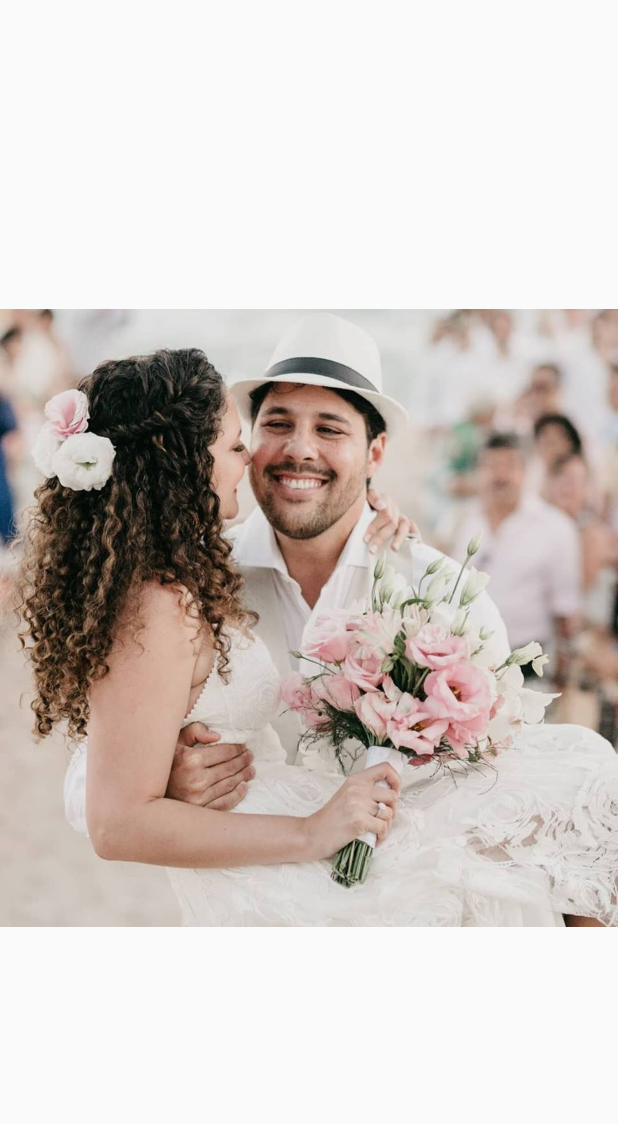
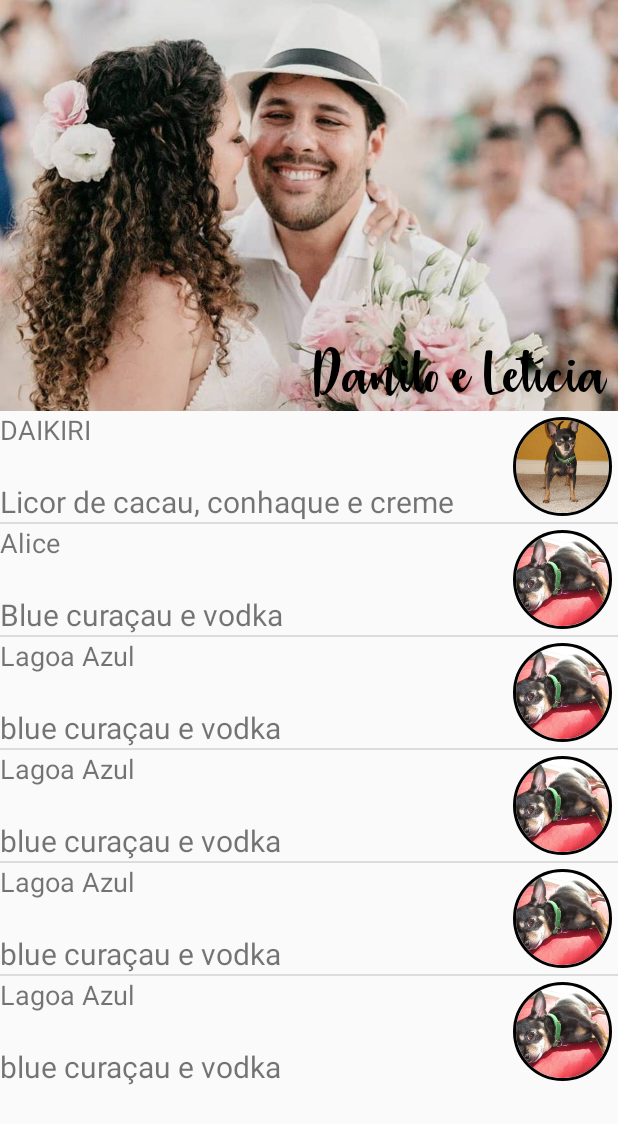
Before and after one commit to GennerDiego/drinknow, an Android app: the screen it shows after launch (DrinksActivity), on a phone screen of 412 x 824 dp. Shown: the top 1124 px of the screen. Run offline under Robolectric (Android 15) with nearby library versions, the phone set to English and light mode, and no system bars; our stand-ins replace CircleImageView.

Commit message:
List Layout Correct and Circular Images

```diff
--- a/app/build.gradle
+++ b/app/build.gradle
@@ -25,4 +25,9 @@ dependencies {
     testImplementation 'junit:junit:4.12'
     androidTestImplementation 'com.android.support.test:runner:1.0.1'
     androidTestImplementation 'com.android.support.test.espresso:espresso-core:3.0.1'
+
 }
+
+dependencies{
+    compile 'de.hdodenhof:circleimageview:2.1.0'
+}
--- a/app/src/main/java/br/com/guimaraescosta/drinknow/activity/DrinksActivity.java
+++ b/app/src/main/java/br/com/guimaraescosta/drinknow/activity/DrinksActivity.java
@@ -23,10 +23,15 @@ public class DrinksActivity extends AppCompatActivity {
         super.onCreate(savedInstanceState);
         setContentView(R.layout.activity_drinks);
 
+        //Fixed event image
+        ImageView event_image = findViewById(R.id.event_image);
+        event_image.setImageResource(R.drawable.marriage);
 
-        ImageView event_image = findViewById(R.id.event_image);
+       // Fixed event name
+        TextView event_name = findViewById(R.id.event_name);
+        event_name.setText("Danilo e Letícia");
 
-        event_image.setImageResource(R.drawable.marriage);
+
 
         ListView lista = findViewById(R.id.drinks_list);
         final List<Drink> drinks = allDrinks();
--- a/app/src/main/res/layout/activity_drinks.xml
+++ b/app/src/main/res/layout/activity_drinks.xml
@@ -3,28 +3,50 @@
     xmlns:app="http://schemas.android.com/apk/res-auto"
     xmlns:tools="http://schemas.android.com/tools"
     android:layout_width="match_parent"
-    android:layout_height="match_parent"
+    android:layout_height="wrap_content"
     android:orientation="vertical"
     tools:context="br.com.guimaraescosta.drinknow.activity.DrinksActivity">
-
 
     <ImageView
         android:id="@+id/event_image"
         android:layout_width="match_parent"
         android:layout_height="wrap_content"
-            />
+        android:layout_alignParentTop="true"
+        android:adjustViewBounds="true"
+        android:scaleType="centerCrop" />
+
+    <TextView
+        android:id="@+id/event_name"
+        android:layout_width="match_parent"
+        android:layout_height="wrap_content"
+        android:layout_alignBottom="@+id/event_image"
+        android:layout_alignParentBottom="false"
+        android:layout_marginRight="5dp"
+        android:elegantTextHeight="true"
+        android:fontFamily="@font/strawberry_blossom"
+        android:textAlignment="viewEnd"
+        android:textColor="@android:color/background_dark"
+        android:textSize="50sp"
+        android:paddingRight="2dp"/>
+
 
 
     <LinearLayout android:id="@+id/linearImageDrink"
         android:layout_width="wrap_content"
         android:layout_height="wrap_content"
-        android:layout_alignParentLeft="true"
-        android:padding="3dip" >
+        android:layout_alignParentRight="true"
+        android:padding="2dp">
 
-        <ImageView
+        <de.hdodenhof.circleimageview.CircleImageView
             android:id="@+id/drink_image"
-            android:layout_width="50dp"
-            android:layout_height="50dp" />
+            android:layout_width="70dp"
+            android:layout_height="70dp"
+            android:padding="2dp"
+            app:civ_border_width="2dp"
+            app:civ_border_color="#000"
+
+           />
+
 
     </LinearLayout>
 
@@ -33,22 +55,22 @@
             android:layout_width="match_parent"
             android:layout_height="wrap_content"
             android:layout_alignTop="@+id/linearImageDrink"
-            android:layout_toRightOf="@+id/linearImageDrink"
-            android:textSize="30dp"/>
+            android:layout_toLeftOf="@+id/linearImageDrink"
+            android:textSize="18sp"/>
 
     <TextView
             android:id="@+id/drink_description"
             android:layout_width="wrap_content"
             android:layout_height="wrap_content"
-            android:layout_toRightOf="@+id/linearImageDrink"
             android:layout_alignBottom="@+id/linearImageDrink"
-            android:textSize="20dp"/>
+            android:layout_toLeftOf="@+id/linearImageDrink"
+      android:layout_alignParentLeft="true"
+            android:textSize="20sp"/>
 
     <ListView
         android:id="@+id/drinks-list"
         android:layout_width="match_parent"
         android:layout_height="wrap_content"
-            android:layout_below="@+id/event_image"
-            />
+        android:layout_below="@+id/event_image" />
 
 </RelativeLayout>
```
Also changed, not shown: app/src/main/res/drawable/marriage.jpg, app/src/main/res/font/strawberry_blossom.ttf (added). Lines whose indentation alone changed are shown as unchanged.
